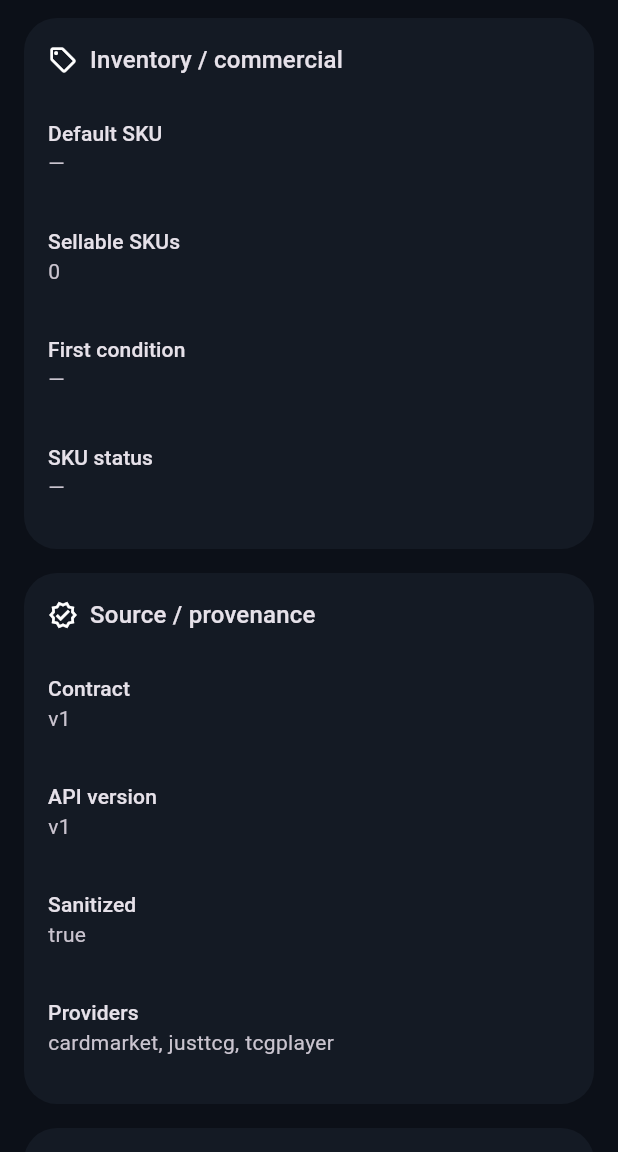
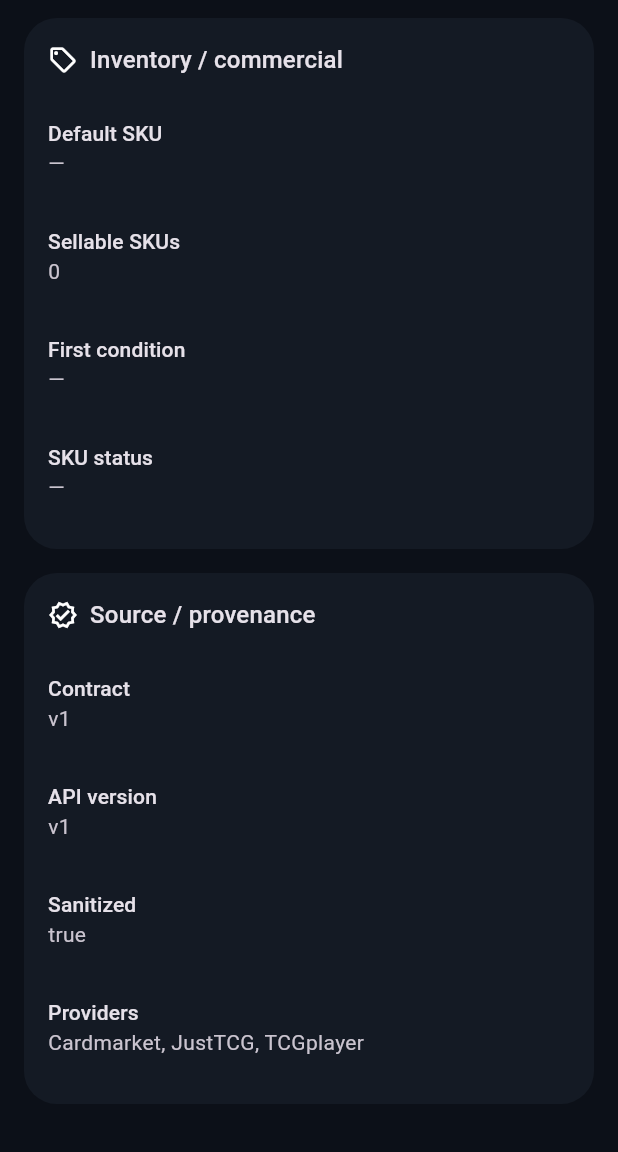
Before and after one commit to MatthewRobertLotts/SaveRoom-Scanner-App, a Flutter app: the CardDetailScreen screen opened by its route, scrolled down 1309 dp, on a phone screen of 412 x 824 dp, the part 84-1236 px from its top. Run offline on Flutter 3.47's test engine with Material 3 defaults, Android fonts, the phone set to English and light mode, and no system bars.

Commit message:
v0.4.2: remove raw fixture debug from detail

```diff
--- a/lib/features/cards/card_detail_screen.dart
+++ b/lib/features/cards/card_detail_screen.dart
@@ -129,17 +129,16 @@ class CardDetailScreen extends StatelessWidget {
             value: textAt(metadata, 'api_version'),
           ),
           InfoTile(label: 'Sanitized', value: textAt(metadata, 'sanitized')),
-          InfoTile(label: 'Providers', value: providers.keys.join(', ')),
-        ],
-      ),
-      SectionCard(
-        title: 'Raw fixture debug',
-        icon: Icons.data_object_outlined,
-        children: [
-          Text(
-            fixture.toString(),
-            maxLines: 12,
-            overflow: TextOverflow.ellipsis,
+          InfoTile(
+            label: 'Providers',
+            value: providers.keys
+                .map(
+                  (s) => s
+                      .replaceAll('justtcg', 'JustTCG')
+                      .replaceAll('cardmarket', 'Cardmarket')
+                      .replaceAll('tcgplayer', 'TCGplayer'),
+                )
+                .join(', '),
           ),
         ],
       ),
```
Also changed, not shown: 1 other file.
